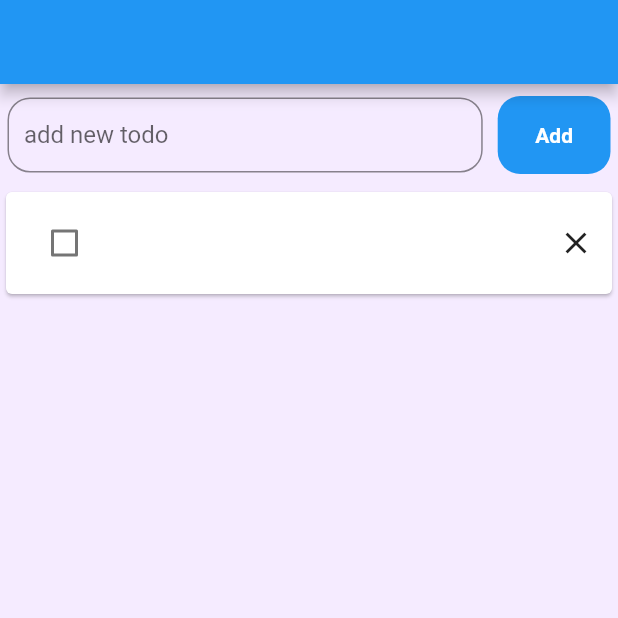
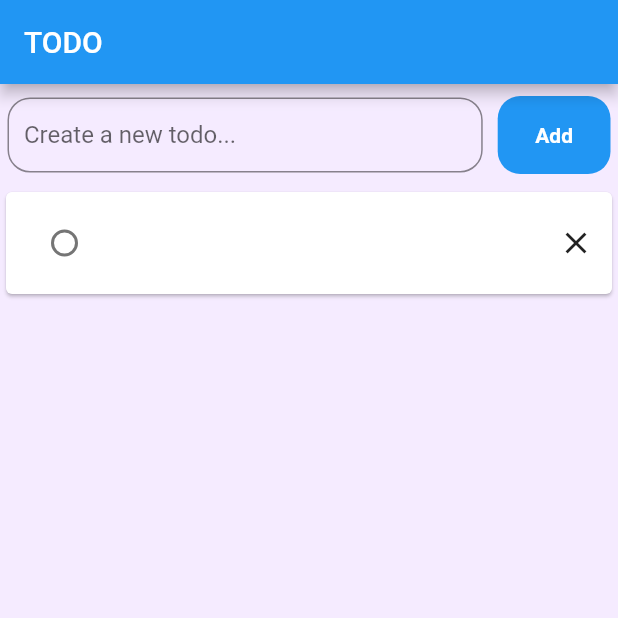
Before and after one commit to pat-2142/Todo-App, a Flutter app: the screen it shows after launch, after a tap on "Add", on a phone screen of 412 x 824 dp, the top half of it. Run offline on Flutter 3.47's test engine with Material 2 defaults, Android fonts, the phone set to English and light mode, and no system bars; our stand-ins replace sqflite; accounts and stored records are empty.

Commit message:
Rounded checkbox, changed user input hint text

```diff
--- a/lib/screens/homepage.dart
+++ b/lib/screens/homepage.dart
@@ -30,7 +30,9 @@ class _HomepageState extends State<Homepage> {
   @override
   Widget build(BuildContext context) {
     return Scaffold(
-      appBar: AppBar(),
+      appBar: AppBar(
+        title: const Text('TODO'),
+      ),
       backgroundColor: const Color(0xFFF5EBFF),
       body: Column(
         children: [
--- a/lib/widgets/todo_card.dart
+++ b/lib/widgets/todo_card.dart
@@ -37,6 +37,7 @@ class _TodocardState extends State<Todocard> {
           Container(
             margin: const EdgeInsets.symmetric(horizontal: 15, vertical: 10),
             child: Checkbox(
+              shape: const CircleBorder(),
               value: widget.isChecked,
               onChanged: (bool? value) {
                 setState(() {
--- a/lib/widgets/user_input.dart
+++ b/lib/widgets/user_input.dart
@@ -23,7 +23,7 @@ class UserInput extends StatelessWidget {
               child: TextField(
                 controller: textController,
                 decoration: const InputDecoration(
-                  hintText: 'add new todo',
+                  hintText: 'Create a new todo...',
                   border: InputBorder.none,
                 ),
               ),
```
